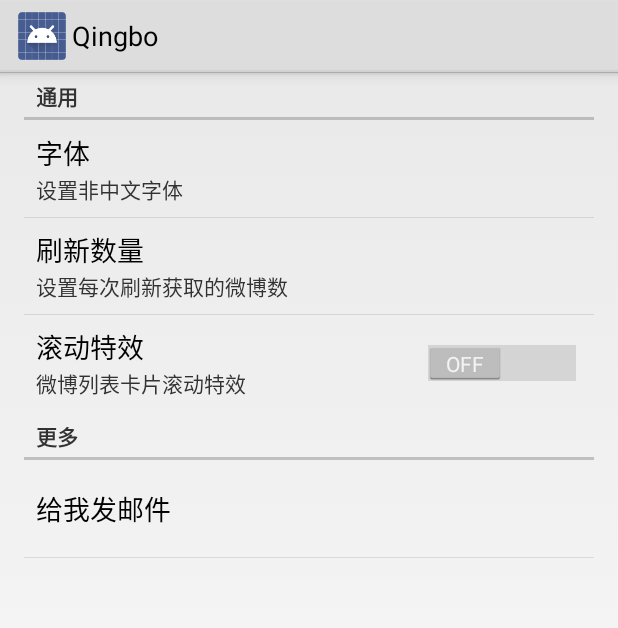
After one commit to kyze8439690/Qingbo, an Android app: the fragment SettingsFragment shown on its own in the app's theme, on a phone screen of 412 x 824 dp. The commit adds this screen. Shown: the top 628 px of the screen. Run offline under Robolectric (Android 15) with nearby library versions, the light colour scheme and no system bars.

Commit message:
add Setting activity, include weibo amount and animation setting

```diff
--- a/build.gradle
+++ b/build.gradle
@@ -23,7 +23,7 @@ android {
 }
 
 dependencies {
-    compile 'com.android.support:support-v4:+'
+    compile 'com.android.support:support-v4:18.0.0'
     compile 'com.github.chrisbanes.actionbarpulltorefresh:library:+'
     compile 'com.github.chrisbanes.photoview:library:+'
     compile fileTree(dir: 'libs' , include: '*.jar')
--- a/src/main/java/com/yugy/qingbo/MyApplication.java
+++ b/src/main/java/com/yugy/qingbo/MyApplication.java
@@ -3,6 +3,7 @@ package com.yugy.qingbo;
 import android.app.Application;
 import android.content.Context;
 import android.os.Environment;
+import android.preference.PreferenceManager;
 
 import com.nostra13.universalimageloader.cache.disc.impl.UnlimitedDiscCache;
 import com.nostra13.universalimageloader.cache.memory.impl.LruMemoryCache;
@@ -11,6 +12,7 @@ import com.nostra13.universalimageloader.core.ImageLoader;
 import com.nostra13.universalimageloader.core.ImageLoaderConfiguration;
 import com.nostra13.universalimageloader.core.display.FadeInBitmapDisplayer;
 import com.yugy.qingbo.R;
+import com.yugy.qingbo.ui.fragment.SettingsFragment;
 
 import java.io.File;
 
@@ -45,5 +47,9 @@ public class MyApplication extends Application {
                 .defaultDisplayImageOptions(options)
                 .discCache(new UnlimitedDiscCache(cacheDir)).build();
         ImageLoader.getInstance().init(config);
+
+        SettingsFragment.fontPreferences = PreferenceManager.getDefaultSharedPreferences(this)
+                .getString(SettingsFragment.KEY_PREF_FONT, "default");
+
     }
 }
--- a/src/main/java/com/yugy/qingbo/ui/AccountActivity.java
+++ b/src/main/java/com/yugy/qingbo/ui/activity/AccountActivity.java
@@ -1,4 +1,4 @@
-package com.yugy.qingbo.ui;
+package com.yugy.qingbo.ui.activity;
 
 import android.app.AlertDialog;
 import android.app.ListActivity;
--- a/src/main/java/com/yugy/qingbo/ui/DetailActivity.java
+++ b/src/main/java/com/yugy/qingbo/ui/activity/DetailActivity.java
@@ -1,4 +1,4 @@
-package com.yugy.qingbo.ui;
+package com.yugy.qingbo.ui.activity;
 
 import android.app.ActionBar;
 import android.app.Activity;
--- a/src/main/java/com/yugy/qingbo/ui/WeiboLoginActivity.java
+++ b/src/main/java/com/yugy/qingbo/ui/activity/WeiboLoginActivity.java
@@ -1,4 +1,4 @@
-package com.yugy.qingbo.ui;
+package com.yugy.qingbo.ui.activity;
 
 import android.app.Activity;
 import android.app.ProgressDialog;
--- a/src/main/java/com/yugy/qingbo/ui/componnet/adapter/TimeLineListAdapter.java
+++ b/src/main/java/com/yugy/qingbo/ui/componnet/adapter/TimeLineListAdapter.java
@@ -4,7 +4,7 @@ import android.view.View;
 import android.view.ViewGroup;
 import android.widget.BaseAdapter;
 
-import com.yugy.qingbo.ui.MainActivity;
+import com.yugy.qingbo.ui.activity.MainActivity;
 import com.yugy.qingbo.ui.view.TimeLineListItem;
 
 /**
--- /dev/null
+++ b/src/main/java/com/yugy/qingbo/ui/fragment/SettingsFragment.java
@@ -0,0 +1,47 @@
+package com.yugy.qingbo.ui.fragment;
+
+import android.content.SharedPreferences;
+import android.os.Bundle;
+import android.preference.PreferenceFragment;
+
+import com.yugy.qingbo.R;
+import com.yugy.qingbo.Utils.MessageUtil;
+
+/**
+ * Created by yugy on 13-12-26.
+ */
+public class SettingsFragment extends PreferenceFragment implements SharedPreferences.OnSharedPreferenceChangeListener{
+
+    public static String fontPreferences;
+
+    @Override
+    public void onCreate(Bundle savedInstanceState) {
+        super.onCreate(savedInstanceState);
+
+        addPreferencesFromResource(R.xml.preferences);
+    }
+
+    public static final String KEY_PREF_FONT = "pref_font";
+    public static final String KEY_PREF_TIMELINE_AMOUNT = "pref_timeline_amount";
+    public static final String KEY_PREF_ANIMATION = "pref_animation";
+
+    @Override
+    public void onSharedPreferenceChanged(SharedPreferences sharedPreferences, String key) {
+        if(key.equals(KEY_PREF_FONT)){
+            fontPreferences = sharedPreferences.getString(KEY_PREF_FONT, "default");
+            MessageUtil.log(fontPreferences);
+        }
+    }
+
+    @Override
+    public void onResume() {
+        super.onResume();
+        getPreferenceScreen().getSharedPreferences().registerOnSharedPreferenceChangeListener(this);
+    }
+
+    @Override
+    public void onPause() {
+        super.onPause();
+        getPreferenceScreen().getSharedPreferences().unregisterOnSharedPreferenceChangeListener(this);
+    }
+}
--- a/src/main/java/com/yugy/qingbo/ui/view/TimeLineListItem.java
+++ b/src/main/java/com/yugy/qingbo/ui/view/TimeLineListItem.java
@@ -19,7 +19,7 @@ import com.nostra13.universalimageloader.core.display.RoundedBitmapDisplayer;
 import com.yugy.qingbo.R;
 import com.yugy.qingbo.Utils.NetworkUtil;
 import com.yugy.qingbo.Utils.ScreenUtil;
-import com.yugy.qingbo.ui.DetailActivity;
+import com.yugy.qingbo.ui.activity.DetailActivity;
 import com.yugy.qingbo.model.TimeLineModel;
 
 import java.util.ArrayList;
--- a/src/main/res/values/strings.xml
+++ b/src/main/res/values/strings.xml
@@ -7,5 +7,24 @@
     <string name="title_activity_welcome">欢迎</string>
     <string name="title_activity_account">账号管理</string>
     <string name="title_activity_weibo_login">新浪微博</string>
+    <string name="title_activity_setting">设置</string>
+
+    <string-array name="pref_font_entry">
+        <item>Roboto</item>
+        <item>Roboto Condensed</item>
+        <item>Roboto Slab</item>
+    </string-array>
+
+    <string-array name="pref_font_values">
+        <item>default</item>
+        <item>condensed</item>
+        <item>slab</item>
+    </string-array>
+
+    <string-array name="pref_weibo_amount_entry">
+        <item>20</item>
+        <item>40</item>
+        <item>60</item>
+    </string-array>
 
 </resources>
--- /dev/null
+++ b/src/main/res/xml/preferences.xml
@@ -0,0 +1,52 @@
+<?xml version="1.0" encoding="utf-8"?>
+
+<PreferenceScreen xmlns:android="http://schemas.android.com/apk/res/android">
+
+    <PreferenceCategory
+        android:title="通用"
+        >
+
+        <ListPreference
+            android:key="pref_font"
+            android:title="字体"
+            android:summary="设置非中文字体"
+            android:entries="@array/pref_font_entry"
+            android:entryValues="@array/pref_font_values"
+            android:defaultValue="default"
+            />
+
+        <ListPreference
+            android:key="pref_timeline_amount"
+            android:title="刷新数量"
+            android:summary="设置每次刷新获取的微博数"
+            android:entries="@array/pref_weibo_amount_entry"
+            android:entryValues="@array/pref_weibo_amount_entry"
+            android:defaultValue="40"
+            />
+
+        <SwitchPreference
+            android:key="pref_animation"
+            android:title="滚动特效"
+            android:summary="微博列表卡片滚动特效"
+            android:defaultValue="true"
+
+            />
+
+    </PreferenceCategory>
+
+    <PreferenceCategory
+        android:title="更多"
+        >
+
+        <Preference android:title="给我发邮件">
+
+            <intent
+                android:action="android.intent.action.VIEW"
+                android:data="mailto:me@yanghui.name"
+                />
+
+        </Preference>
+
+    </PreferenceCategory>
+
+</PreferenceScreen>
```
Also changed, not shown: Qingbo/src/main/AndroidManifest.xml (added, +10 -0 lines), Qingbo/src/main/res/values/strings_activity_settings.xml (added, +59 -0 lines), Qingbo/src/main/res/xml/pref_data_sync.xml (added, +21 -0 lines), Qingbo/src/main/res/xml/pref_general.xml (added, +33 -0 lines), Qingbo/src/main/res/xml/pref_headers.xml (added, +17 -0 lines), Qingbo/src/main/res/xml/pref_notification.xml (added, +27 -0 lines), src/main/AndroidManifest.xml (+9 -8 lines), src/main/java/com/yugy/qingbo/sdk/Weibo.java (+9 -3 lines), src/main/java/com/yugy/qingbo/ui/activity/MainActivity.java (renamed from src/main/java/com/yugy/qingbo/ui/MainActivity.java, +15 -8 lines), src/main/java/com/yugy/qingbo/ui/activity/SettingsActivity.java (added, +19 -0 lines).
